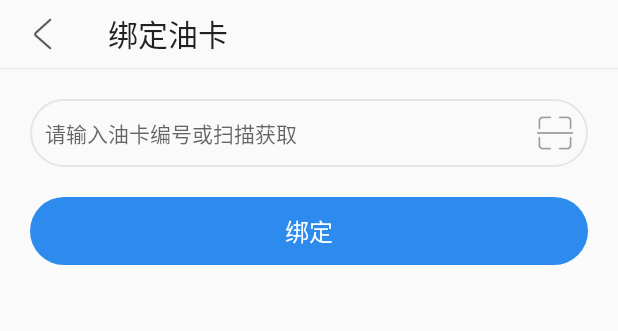
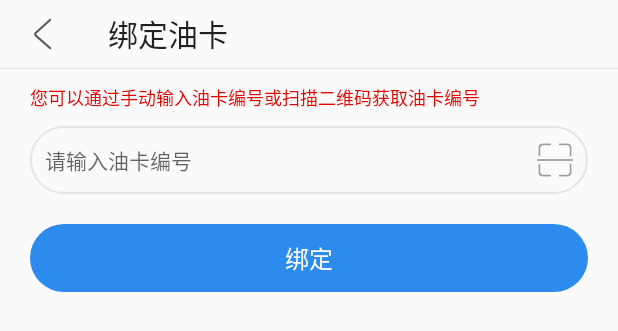
Before and after one commit to jon-yuan/sijiapp, an Android app: the layout activity_bindingyouka.xml on its own in the app's theme, with its tools: preview values and no code run, on a phone screen of 412 x 824 dp. Shown: the top 331 px of the screen. Run offline under Robolectric (Android 15) with nearby library versions, the phone set to English and light mode, and no system bars; network calls fail.

Commit message:
提交司机修改

```diff
--- a/build.gradle
+++ b/build.gradle
@@ -9,8 +9,8 @@ android {
         applicationId "com.babuwyt.siji"
         minSdkVersion 18
         targetSdkVersion 26
-        versionCode 13
-        versionName "1.13.0"
+        versionCode 15
+        versionName "1.15.0"
 
         testInstrumentationRunner "android.support.test.runner.AndroidJUnitRunner"
 
--- a/src/main/java/com/babuwyt/siji/finals/BaseURL.java
+++ b/src/main/java/com/babuwyt/siji/finals/BaseURL.java
@@ -5,12 +5,12 @@ package com.babuwyt.siji.finals;
  */
 
 public class BaseURL {
-//        public static final String BASE_URL = "http://www.babuwyt.com:8080/tmsapi/";
+        public static final String BASE_URL = "http://www.babuwyt.com:8080/tmsapi/";
 //        public static final String BASE_URL = "http://192.168.2.41:8080/tmsapi/";
     //    public static final String BASE_URL = "http://123.206.75.242:8090/tmsapi/";
 //        public static final String BASE_URL = "http://123.206.75.242:8090/tmsapi/";
     //    private static final String BASE_URL = "http://192.168.2.17:8080/api/";
-        public static final String BASE_URL = "http://192.168.2.122:8091/";
+//        public static final String BASE_URL = "http://192.168.2.122:8091/";
 //    public static final String BASE_URL = "http://192.168.2.224:8080/tmsapi/";
     public static final String BASE_IMAGE_URI = "http://bbkj-1253538594.picgz.myqcloud.com/";
     /**
--- a/src/main/java/com/babuwyt/siji/ui/activity/PaiZhaoActivity.java
+++ b/src/main/java/com/babuwyt/siji/ui/activity/PaiZhaoActivity.java
@@ -36,6 +36,7 @@ import android.util.SparseIntArray;
 import android.view.Surface;
 import android.view.TextureView;
 import android.view.View;
+import android.view.animation.AnimationUtils;
 import android.widget.Button;
 import android.widget.ImageView;
 import android.widget.Toast;
@@ -499,6 +500,7 @@ public class PaiZhaoActivity extends BaseActivity {
                 btn.setVisibility(View.INVISIBLE);
                 btn_true.setVisibility(View.VISIBLE);
                 imageview.setVisibility(View.VISIBLE);
+
                 mBitmap=bitmap;
             } catch (FileNotFoundException e) {
                 e.printStackTrace();
--- a/src/main/java/com/babuwyt/siji/ui/activity/WelComeActivity.java
+++ b/src/main/java/com/babuwyt/siji/ui/activity/WelComeActivity.java
@@ -51,7 +51,7 @@ public class WelComeActivity extends BaseActivity{
     private void isLogin(){
         //todo 判断是否已经登陆
         if (SessionManager.getInstance().isLogin()){
-            Intent intent=new Intent(this,SignPicTakePhotoActivity.class);
+            Intent intent=new Intent(this,MainActivity.class);
 //            if(getIntent().getBundleExtra(Constants.EXTRA_BUNDLE) != null){
 //                intent.putExtra(Constants.EXTRA_BUNDLE,
 //                        getIntent().getStringExtra(Constants.EXTRA_BUNDLE));
--- a/src/main/java/com/babuwyt/siji/utils/jpush/TagAliasOperatorHelper.java
+++ b/src/main/java/com/babuwyt/siji/utils/jpush/TagAliasOperatorHelper.java
@@ -250,7 +250,7 @@ public class TagAliasOperatorHelper {
             tagAliasActionCache.remove(sequence);
             String logs = getActionStr(tagAliasBean.action)+" alias success";
             Logger.i(TAG,logs);
-            Util.showToast(logs, context);
+//            Util.showToast(logs, context);
         }else{
             String logs = "Failed to " + getActionStr(tagAliasBean.action)+" alias, errorCode:" + jPushMessage.getErrorCode();
             Logger.e(TAG, logs);
--- a/src/main/res/drawable/button_shape.xml
+++ b/src/main/res/drawable/button_shape.xml
@@ -6,7 +6,7 @@
         <corners android:radius="25dp"/>
     </shape>
 </item>
-    <item android:state_pressed="false">
+    <item android:state_pressed="true">
         <shape android:shape="rectangle">
             <solid android:color="@color/color_btn_blue_true"/>
             <corners android:radius="25dp"/>
--- a/src/main/res/layout/activity_bindingyouka.xml
+++ b/src/main/res/layout/activity_bindingyouka.xml
@@ -15,10 +15,20 @@
         android:layout_width="match_parent"
         android:layout_height="1px"
         android:background="@color/main_gray_line"/>
+    <TextView
+        android:layout_width="match_parent"
+        android:layout_height="wrap_content"
+        android:text="@string/bindyouka_prompt_text"
+        android:textSize="12sp"
+        android:layout_marginLeft="20dp"
+        android:layout_marginRight="20dp"
+        android:layout_marginVertical="10dp"
+        android:textColor="@color/red"/>
     <LinearLayout
         style="@style/LinelayoutStyle"
         android:orientation="horizontal"
-        android:layout_margin="20dp"
+        android:layout_marginLeft="20dp"
+        android:layout_marginRight="20dp"
         android:paddingHorizontal="10dp"
         android:background="@drawable/btn_gray_stork_shape">
 
@@ -42,7 +52,7 @@
     <TextView
         android:id="@+id/tv_binding"
         style="@style/ButtonStyle"
-        android:layout_marginHorizontal="20dp"
+        android:layout_margin="20dp"
         android:text="@string/binding"
         android:textSize="16sp"/>
 </LinearLayout>
--- a/src/main/res/values/colors.xml
+++ b/src/main/res/values/colors.xml
@@ -10,13 +10,13 @@
     <color name="black_DDD">#dddddd</color>
     <color name="black_98">#FF989898</color>
     <color name="bantouming">#55000000</color>
-    <color name="red">#f00</color>
+    <color name="red">#FFE00602</color>
     <color name="msg_yundanhao_blue">#FF303f9f</color>
     <color name="main_gray_line">#FFE5E5E5</color>
     <color name="main_gray_line1">#FFF4F6F8</color>
     <color name="login_btn_color">#FF2F3E5F</color>
     <color name="color_btn_blue">#FF2D8BEE</color>
-    <color name="color_btn_blue_true">#802D8BEE</color>
+    <color name="color_btn_blue_true">#992D8BEE</color>
     <color name="color_btn_red">#FFFF6D7B</color>
 
 
--- a/src/main/res/values/strings.xml
+++ b/src/main/res/values/strings.xml
@@ -84,7 +84,7 @@
     <string name="mi">米</string>
     <string name="xiegang">/</string>
     <string name="binding_youka">绑定油卡</string>
-    <string name="input_or_saoyisao">请输入油卡编号或扫描获取</string>
+    <string name="input_or_saoyisao">请输入油卡编号</string>
     <string name="binding">绑定</string>
     <string name="saoyisao">扫一扫</string>
     <string name="tixiehuodi">提卸货地</string>
@@ -255,4 +255,6 @@
     <string name="is_new_version">当前版本为最新版本</string>
     <string name="updata">更新</string>
     <string name="new_version">发现新版本</string>
+
+    <string name="bindyouka_prompt_text">您可以通过手动输入油卡编号或扫描二维码获取油卡编号</string>
 </resources>
--- /dev/null
+++ b/src/main/res/xml/file_paths.xml
@@ -0,0 +1,6 @@
+<?xml version="1.0" encoding="utf-8"?>
+<paths>
+    <external-path
+        name="siji.apk"
+        path="apk/" />
+</paths>
```
Also changed, not shown: src/main/AndroidManifest.xml (+11 -0 lines), src/main/java/com/babuwyt/siji/ui/activity/MainActivity.java (+34 -17 lines), src/main/java/com/babuwyt/siji/ui/activity/SettingActivity.java (+20 -6 lines), src/main/java/com/babuwyt/siji/utils/MapUtil.java (+19 -0 lines), src/main/res/layout/activity_login.xml (+13 -4 lines), src/main/res/drawable-hdpi/icon_blue_car.png (added), src/main/res/drawable-mdpi/icon_blue_car.png (added), src/main/res/drawable-xhdpi/icon_blue_car.png (added), src/main/res/drawable-xxhdpi/icon_blue_car.png (added), 1 other file.
